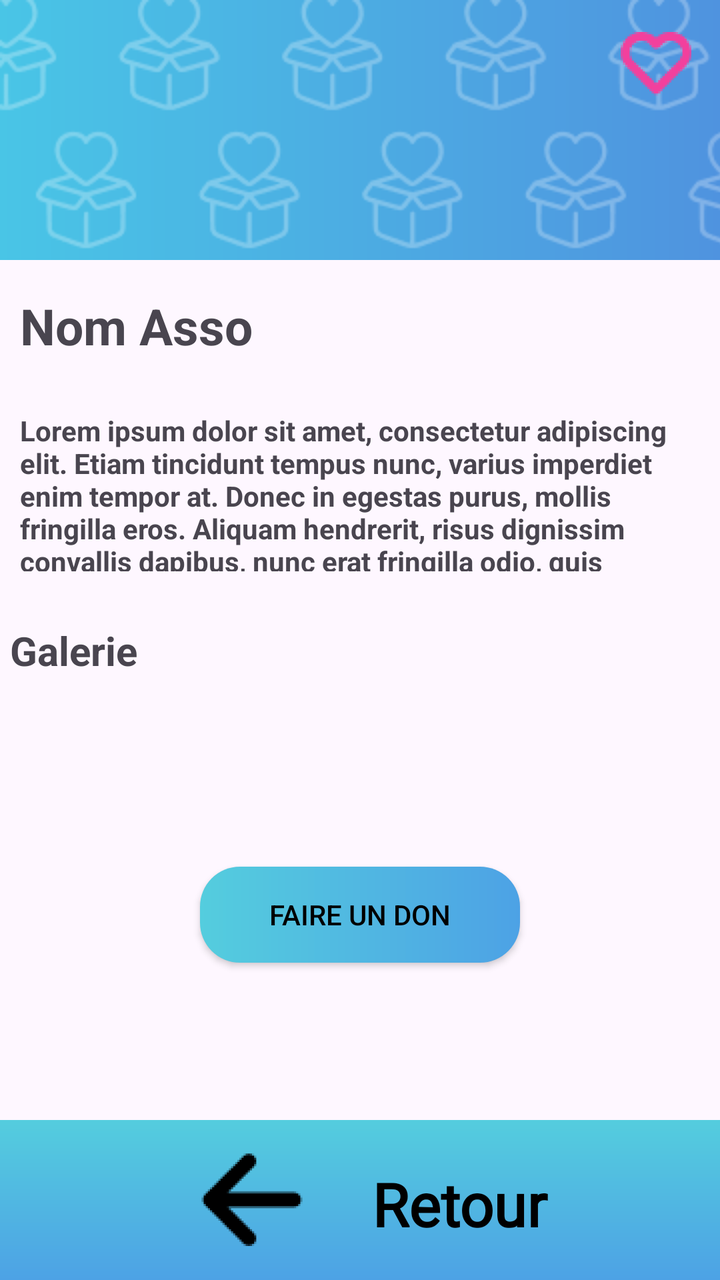
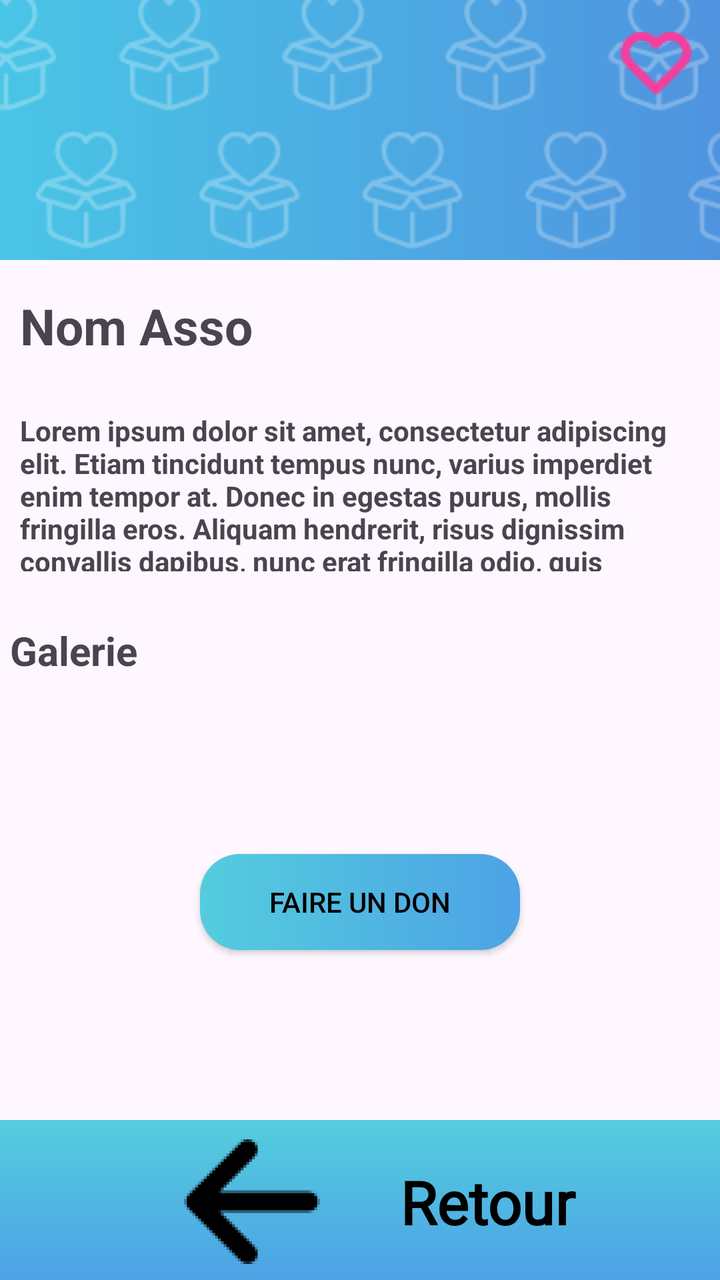

Screens rendered from an Android XML layout before and after an edit, with the pre-edit source and the edit as a unified diff.
<!-- AndroidManifest.xml: application theme Theme.NewAgapiVERSION311CLEAN -->
<!-- res/layout/page_association.xml -->
<androidx.constraintlayout.widget.ConstraintLayout
    xmlns:android="http://schemas.android.com/apk/res/android"
    xmlns:app="http://schemas.android.com/apk/res-auto"
    xmlns:tools="http://schemas.android.com/tools"
    android:layout_width="match_parent"
    android:layout_height="match_parent"
    tools:context=".ui.Page_association">

    <include
        layout="@layout/page_association_header"
        android:id="@+id/header"
        app:layout_constraintTop_toTopOf="parent"
        app:layout_constraintStart_toStartOf="parent"
        app:layout_constraintEnd_toEndOf="parent" />


    <TextView
        android:id="@+id/NomAssociation"
        android:layout_width="wrap_content"
        android:layout_height="wrap_content"
        android:text="Nom Asso"
        android:textStyle="bold"
        android:textSize="25sp"
        android:layout_marginStart="10dp"
        app:layout_constraintTop_toBottomOf="@id/header"
        app:layout_constraintStart_toStartOf="parent"
        android:layout_marginTop="16dp" />


    <TextView
        android:id="@+id/Description"
        android:layout_width="wrap_content"
        android:layout_height="wrap_content"
        android:maxHeight="100dp"
        android:text="@string/test_description"
        app:layout_constraintTop_toBottomOf="@id/NomAssociation"
        android:textStyle="bold"
        android:padding="10dp"
        app:layout_constraintStart_toStartOf="parent"
        android:layout_marginTop="16dp" />


    <TextView
        android:id="@+id/Galerie"
        android:layout_width="wrap_content"
        android:layout_height="wrap_content"
        android:text="Galerie"
        android:textSize="20sp"
        android:textStyle="bold"
        android:layout_marginStart="5dp"
        app:layout_constraintTop_toBottomOf="@id/Description"
        app:layout_constraintStart_toStartOf="parent"
        android:layout_marginTop="16dp" />


    <androidx.recyclerview.widget.RecyclerView
        android:id="@+id/imagesGalerie"
        android:layout_width="0dp"
        android:layout_height="wrap_content"
        android:maxHeight="150dp"
        android:layout_marginTop="16dp"

        app:layout_constraintEnd_toEndOf="parent"
        app:layout_constraintHorizontal_bias="0.0"
        app:layout_constraintStart_toStartOf="parent"
        app:layout_constraintTop_toBottomOf="@id/Galerie"
        app:layout_constraintVertical_bias="0.0" />


    <androidx.appcompat.widget.AppCompatButton
        android:id="@+id/buttonDon"
        android:layout_width="match_parent"
        android:layout_marginStart="100dp"
        android:layout_marginEnd="100dp"
        android:layout_height="wrap_content"
        android:text="Faire un don"
        android:gravity="center"
        android:background="@drawable/background_button"
        android:textColor="@color/text_svg_main_color"
        app:layout_constraintBottom_toTopOf="@id/footer"
        app:layout_constraintEnd_toEndOf="parent"
        app:layout_constraintStart_toStartOf="parent"
        app:layout_constraintTop_toBottomOf="@id/imagesGalerie"
        />




    <ImageView
        android:id="@+id/imageView2"
        android:layout_width="64dp"
        android:layout_height="64dp"
        app:layout_constraintEnd_toEndOf="parent"
        app:layout_constraintTop_toTopOf="parent"
        app:srcCompat="@mipmap/page_associations_heart" />

    <include
        android:id="@+id/footer"
        layout="@layout/footerauthentification"
        android:layout_width="match_parent"
        android:layout_height="wrap_content"
        app:layout_constraintBottom_toBottomOf="parent"
        app:layout_constraintStart_toStartOf="parent"
        app:layout_constraintEnd_toEndOf="parent" />


</androidx.constraintlayout.widget.ConstraintLayout>
<!-- res/layout/page_association_header.xml (included above) -->
<?xml version="1.0" encoding="utf-8"?>
<androidx.constraintlayout.widget.ConstraintLayout xmlns:android="http://schemas.android.com/apk/res/android"
    android:layout_width="match_parent"
    android:layout_height="wrap_content"
    xmlns:app="http://schemas.android.com/apk/res-auto">

    <ImageView
        android:id="@+id/fontHeader"
        android:layout_width="0dp"
        android:layout_height="130dp"

        app:layout_constraintStart_toStartOf="parent"
        app:layout_constraintEnd_toEndOf="parent"
        app:layout_constraintTop_toTopOf="parent"
        app:srcCompat="@drawable/page_association_header_font" />

    <View
        android:id="@+id/Coeur"
        android:layout_width="0dp"
        android:layout_height="130dp"
        android:background="@drawable/page_association_header_pattern"
        app:layout_constraintStart_toStartOf="parent"
        app:layout_constraintEnd_toEndOf="parent"
        app:layout_constraintTop_toTopOf="parent"
        />
</androidx.constraintlayout.widget.ConstraintLayout>
<!-- res/layout/footerauthentification.xml (included above) -->
<?xml version="1.0" encoding="utf-8"?>
<androidx.constraintlayout.widget.ConstraintLayout xmlns:android="http://schemas.android.com/apk/res/android"
    xmlns:tools="http://schemas.android.com/tools"
    android:layout_width="match_parent"
    android:layout_height="match_parent"
    xmlns:app="http://schemas.android.com/apk/res-auto">

    <View
        android:id="@+id/zonefooter"
        android:layout_width="match_parent"
        android:layout_height="80dp"
        android:background="@drawable/couleur_gradient"
        app:layout_constraintBottom_toBottomOf="parent"
        >
    </View>

    <Button
        android:id="@+id/buttonRetourn"
        android:layout_width="match_parent"
        android:layout_height="0dp"
        android:backgroundTint="#00FFFFFF"
        android:contentDescription="@string/retour"
        app:layout_constraintBottom_toBottomOf="@id/zonefooter"
        app:layout_constraintEnd_toEndOf="parent"
        app:layout_constraintStart_toStartOf="parent"
        app:layout_constraintTop_toTopOf="@id/zonefooter"
        tools:ignore="DuplicateSpeakableTextCheck"></Button>

    <LinearLayout
        android:layout_width="310dp"
        android:layout_height="0dp"
        android:gravity="center"
        app:layout_constraintBottom_toBottomOf="@id/zonefooter"
        app:layout_constraintEnd_toEndOf="@+id/zonefooter"
        app:layout_constraintStart_toStartOf="@+id/zonefooter"
        app:layout_constraintTop_toTopOf="@id/zonefooter">


        <ImageView
            android:id="@+id/imageViewRetourn"
            android:layout_width="80dp"
            android:layout_height="match_parent"
            android:layout_marginEnd="20dp"
            app:layout_constraintBottom_toBottomOf="parent"
            app:layout_constraintStart_toStartOf="parent"
            app:layout_constraintTop_toTopOf="@+id/zonefooter"
            app:srcCompat="@mipmap/icon_retourn"

            tools:ignore="ContentDescription" />

        <TextView
            android:id="@+id/textView4"
            android:layout_width="wrap_content"
            android:layout_height="wrap_content"
            android:layout_marginTop="2dp"
            android:fontFamily="@font/poppins"
            android:text="@string/retour"
            android:textColor="@color/text_svg_main_color"
            android:textSize="30sp"
            android:textStyle="bold" />

    </LinearLayout>



</androidx.constraintlayout.widget.ConstraintLayout>
<!-- resources referenced by this layout -->
<resources>
  <color name="text_svg_main_color">#FF000000</color>
  <!-- drawable background_button (drawable) -->
  <?xml version="1.0" encoding="utf-8"?>
  <shape xmlns:android="http://schemas.android.com/apk/res/android"
      >
  
      <gradient
          android:angle="0"
          android:startColor="#54CDDE"
          android:endColor="#4DA2E5"  />
  
      <corners
          android:topLeftRadius="20dp"
          android:topRightRadius="20dp"
          android:bottomLeftRadius="20dp"
          android:bottomRightRadius="20dp"/>
  
  </shape>
  <!-- drawable couleur_gradient (drawable) -->
  <?xml version="1.0" encoding="utf-8"?>
  <layer-list xmlns:android="http://schemas.android.com/apk/res/android">
      <item>
          <shape android:shape="rectangle">
              <gradient
                  android:angle="270"
                  android:startColor="#54CDDE"
                  android:endColor="#4DA2E5"
                  android:type="linear"/>
          </shape>
      </item>
  </layer-list>
  <!-- drawable page_association_header_font (drawable) -->
  <layer-list xmlns:android="http://schemas.android.com/apk/res/android">
      <item>
          <shape android:shape="rectangle">
              <gradient
                  android:startColor="#49c5e6"
                  android:endColor="#4f93df"
                  android:angle="0"/>
          </shape>
      </item>
  </layer-list>
  <!-- drawable page_association_header_pattern (drawable) -->
  <?xml version="1.0" encoding="utf-8"?>
  <bitmap xmlns:android="http://schemas.android.com/apk/res/android"
      android:src="@drawable/page_association_pattern"
      android:tileMode="repeat"
      android:gravity="center" />
  <!-- mipmap icon_retourn: webp bitmap (mipmap-hdpi, 1138 bytes) -->
  <!-- mipmap page_associations_heart: webp bitmap (mipmap-hdpi, 2478 bytes) -->
  <string name="retour">Retour</string>
  <string name="test_description">Lorem ipsum dolor sit amet, consectetur adipiscing elit. Etiam tincidunt tempus nunc, varius imperdiet enim tempor at. Donec in egestas purus, mollis fringilla eros. Aliquam hendrerit, risus dignissim convallis dapibus, nunc erat fringilla odio, quis ullamcorper augue metus a elit. Nulla felis magna, facilisis eu viverra tempus, lacinia sed sem. Nullam vel mi urna. Praesent laoreet tincidunt pretium. Ut nec augue eu nisl tristique viverra imperdiet et dolor. Cras felis enim, placerat non vehicula pretium, rutrum eu sapien.</string>
  <style name="Theme.NewAgapiVERSION311CLEAN" parent="Base.Theme.NewAgapiVERSION311CLEAN" />
  <!-- drawable page_association_pattern: png bitmap (drawable, 13419 bytes) -->
  <style name="Base.Theme.NewAgapiVERSION311CLEAN" parent="Theme.Material3.DayNight.NoActionBar">
          
          
        
      </style>
</resources>

<!-- the commit's change to res/layout/page_association.xml (unified diff, before → after) -->
@@ -18,7 +18,7 @@
         android:id="@+id/NomAssociation"
         android:layout_width="wrap_content"
         android:layout_height="wrap_content"
-        android:text="Nom Asso"
+        android:text="@string/nom_asso"
         android:textStyle="bold"
         android:textSize="25sp"
         android:layout_marginStart="10dp"
@@ -44,7 +44,7 @@
         android:id="@+id/Galerie"
         android:layout_width="wrap_content"
         android:layout_height="wrap_content"
-        android:text="Galerie"
+        android:text="@string/galerie"
         android:textSize="20sp"
         android:textStyle="bold"
         android:layout_marginStart="5dp"
@@ -73,7 +73,7 @@
         android:layout_marginStart="100dp"
         android:layout_marginEnd="100dp"
         android:layout_height="wrap_content"
-        android:text="Faire un don"
+        android:text="@string/faire_un_don"
         android:gravity="center"
         android:background="@drawable/background_button"
         android:textColor="@color/text_svg_main_color"
@@ -90,6 +90,7 @@
         android:id="@+id/imageView2"
         android:layout_width="64dp"
         android:layout_height="64dp"
+        android:contentDescription="@string/ic_ne_coeur"
         app:layout_constraintEnd_toEndOf="parent"
         app:layout_constraintTop_toTopOf="parent"
         app:srcCompat="@mipmap/page_associations_heart" />
@@ -108,6 +109,7 @@
 <!-- res/layout/page_association_header.xml (included above) -->
 <?xml version="1.0" encoding="utf-8"?>
 <androidx.constraintlayout.widget.ConstraintLayout xmlns:android="http://schemas.android.com/apk/res/android"
+    xmlns:tools="http://schemas.android.com/tools"
     android:layout_width="match_parent"
     android:layout_height="wrap_content"
     xmlns:app="http://schemas.android.com/apk/res-auto">
@@ -117,10 +119,12 @@
         android:layout_width="0dp"
         android:layout_height="130dp"
 
+        android:contentDescription="Background"
         app:layout_constraintStart_toStartOf="parent"
         app:layout_constraintEnd_toEndOf="parent"
         app:layout_constraintTop_toTopOf="parent"
-        app:srcCompat="@drawable/page_association_header_font" />
+        app:srcCompat="@drawable/page_association_header_font"
+        tools:ignore="HardcodedText" />
 
     <View
         android:id="@+id/Coeur"
@@ -134,20 +138,19 @@
 </androidx.constraintlayout.widget.ConstraintLayout>
 <!-- res/layout/footerauthentification.xml (included above) -->
 <?xml version="1.0" encoding="utf-8"?>
-<androidx.constraintlayout.widget.ConstraintLayout xmlns:android="http://schemas.android.com/apk/res/android"
+<androidx.constraintlayout.widget.ConstraintLayout
+    xmlns:android="http://schemas.android.com/apk/res/android"
+    xmlns:app="http://schemas.android.com/apk/res-auto"
     xmlns:tools="http://schemas.android.com/tools"
     android:layout_width="match_parent"
-    android:layout_height="match_parent"
-    xmlns:app="http://schemas.android.com/apk/res-auto">
+    android:layout_height="match_parent">
 
     <View
         android:id="@+id/zonefooter"
         android:layout_width="match_parent"
         android:layout_height="80dp"
         android:background="@drawable/couleur_gradient"
-        app:layout_constraintBottom_toBottomOf="parent"
-        >
-    </View>
+        app:layout_constraintBottom_toBottomOf="parent" />
 
     <Button
         android:id="@+id/buttonRetourn"
@@ -159,43 +162,25 @@
         app:layout_constraintEnd_toEndOf="parent"
         app:layout_constraintStart_toStartOf="parent"
         app:layout_constraintTop_toTopOf="@id/zonefooter"
-        tools:ignore="DuplicateSpeakableTextCheck"></Button>
+        tools:ignore="DuplicateSpeakableTextCheck" />
 
-    <LinearLayout
-        android:layout_width="310dp"
-        android:layout_height="0dp"
-        android:gravity="center"
+    <TextView
+        android:id="@+id/textViewRetour"
+        android:layout_width="wrap_content"
+        android:layout_height="wrap_content"
+        android:layout_marginTop="2dp"
+        android:fontFamily="@font/poppins"
+        android:text="@string/retour"
+        android:textColor="@color/text_svg_main_color"
+        android:textSize="30sp"
+        android:textStyle="bold"
+        app:drawableStartCompat="@mipmap/icon_retourn"
+        android:drawablePadding="20dp"
+        android:gravity="center_vertical"
         app:layout_constraintBottom_toBottomOf="@id/zonefooter"
-        app:layout_constraintEnd_toEndOf="@+id/zonefooter"
-        app:layout_constraintStart_toStartOf="@+id/zonefooter"
-        app:layout_constraintTop_toTopOf="@id/zonefooter">
-
-
-        <ImageView
-            android:id="@+id/imageViewRetourn"
-            android:layout_width="80dp"
-            android:layout_height="match_parent"
-            android:layout_marginEnd="20dp"
-            app:layout_constraintBottom_toBottomOf="parent"
-            app:layout_constraintStart_toStartOf="parent"
-            app:layout_constraintTop_toTopOf="@+id/zonefooter"
-            app:srcCompat="@mipmap/icon_retourn"
-
-            tools:ignore="ContentDescription" />
-
-        <TextView
-            android:id="@+id/textView4"
-            android:layout_width="wrap_content"
-            android:layout_height="wrap_content"
-            android:layout_marginTop="2dp"
-            android:fontFamily="@font/poppins"
-            android:text="@string/retour"
-            android:textColor="@color/text_svg_main_color"
-            android:textSize="30sp"
-            android:textStyle="bold" />
-
-    </LinearLayout>
-
-
+        app:layout_constraintStart_toStartOf="@id/zonefooter"
+        app:layout_constraintEnd_toEndOf="@id/zonefooter"
+        app:layout_constraintTop_toTopOf="@id/zonefooter"
+        tools:ignore="ContentDescription" />
 
 </androidx.constraintlayout.widget.ConstraintLayout>
<!-- resource entries referenced after the edit -->
@@ -50,6 +50,10 @@
       android:gravity="center" />
   <!-- mipmap icon_retourn: webp bitmap (mipmap-hdpi, 1138 bytes) -->
   <!-- mipmap page_associations_heart: webp bitmap (mipmap-hdpi, 2478 bytes) -->
+  <string name="faire_un_don">Faire un don</string>
+  <string name="galerie">Galerie</string>
+  <string name="ic_ne_coeur">Icône coeur</string>
+  <string name="nom_asso">Nom Asso</string>
   <string name="retour">Retour</string>
   <string name="test_description">Lorem ipsum dolor sit amet, consectetur adipiscing elit. Etiam tincidunt tempus nunc, varius imperdiet enim tempor at. Donec in egestas purus, mollis fringilla eros. Aliquam hendrerit, risus dignissim convallis dapibus, nunc erat fringilla odio, quis ullamcorper augue metus a elit. Nulla felis magna, facilisis eu viverra tempus, lacinia sed sem. Nullam vel mi urna. Praesent laoreet tincidunt pretium. Ut nec augue eu nisl tristique viverra imperdiet et dolor. Cras felis enim, placerat non vehicula pretium, rutrum eu sapien.</string>
   <style name="Theme.NewAgapiVERSION311CLEAN" parent="Base.Theme.NewAgapiVERSION311CLEAN" />
